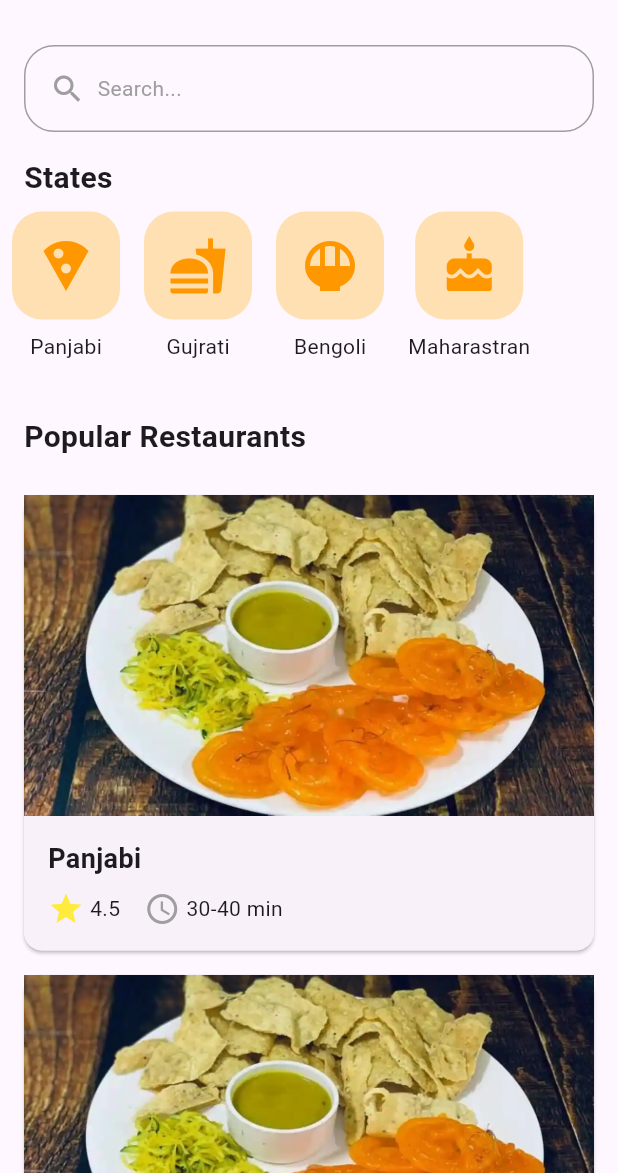
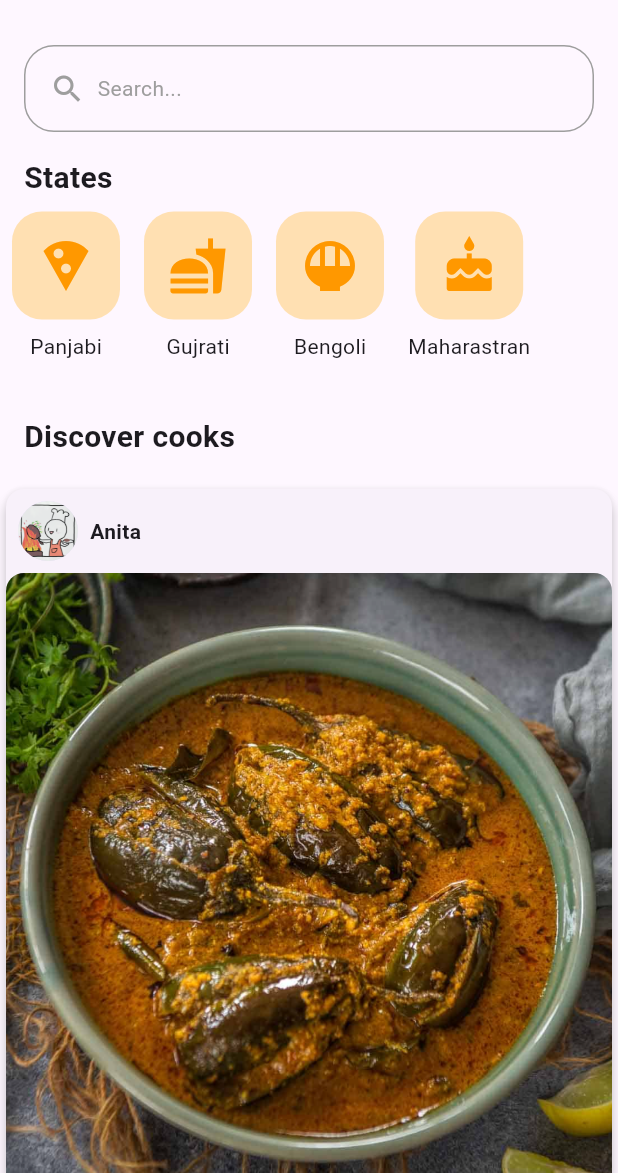
Before and after one commit to Campus-Dabba/campus_dabba_mobile, a Flutter app: the screen it shows after launch, on a phone screen of 412 x 824 dp, the part 63-1236 px from its top. Run offline on Flutter 3.47's test engine with Material 3 defaults, Android fonts, the phone set to English and light mode, and no system bars.

Commit message:
food card

```diff
--- a/lib/screen/home_screen.dart
+++ b/lib/screen/home_screen.dart
@@ -1,6 +1,7 @@
 import 'package:campus_dabba/screen/cart_screen.dart';
 import 'package:campus_dabba/screen/search_screen.dart';
 import 'package:campus_dabba/widgets/category_button.dart';
+import 'package:campus_dabba/widgets/food_card_widget.dart';
 import 'package:campus_dabba/widgets/restaurant_card.dart';
 import 'package:flutter/material.dart';
 
@@ -76,9 +77,17 @@ class HomeScreen extends StatelessWidget {
             Padding(
               padding: const EdgeInsets.all(16.0),
               child: Text(
-                'Popular Restaurants',
+                'Discover cooks',
                 style: TextStyle(fontSize: 20, fontWeight: FontWeight.bold),
               ),
+            ),
+            FoodCard(
+              cookName: "Anita",
+              cookImageUrl: "assets/cooks/cook_01.png",
+              foodImageUrl: "assets/bharli vangi.png",
+              foodName: "Bharli Vangi",
+              rating: 4.8,
+              estimatedTime: "20-25 min",
             ),
             RestaurantCard(
               name: 'Panjabi',
--- /dev/null
+++ b/lib/widgets/food_card_widget.dart
@@ -0,0 +1,91 @@
+import 'package:flutter/material.dart';
+
+class FoodCard extends StatelessWidget {
+  final String cookName;
+  final String cookImageUrl;
+  final String foodImageUrl;
+  final String foodName;
+  final double rating;
+  final String estimatedTime;
+
+  const FoodCard({
+    super.key,
+    required this.cookName,
+    required this.cookImageUrl,
+    required this.foodImageUrl,
+    required this.foodName,
+    required this.rating,
+    required this.estimatedTime,
+  });
+
+  @override
+  Widget build(BuildContext context) {
+    return Card(
+      elevation: 4,
+      shape: RoundedRectangleBorder(borderRadius: BorderRadius.circular(12)),
+      child: Column(
+        crossAxisAlignment: CrossAxisAlignment.start,
+        children: [
+          // Cook info
+          Padding(
+            padding: const EdgeInsets.all(8.0),
+            child: Row(
+              children: [
+                CircleAvatar(
+                  backgroundImage: AssetImage(cookImageUrl),
+                  radius: 20,
+                ),
+                SizedBox(width: 8),
+                Text(
+                  cookName,
+                  style: TextStyle(fontWeight: FontWeight.bold),
+                ),
+              ],
+            ),
+          ),
+          // Food image
+          ClipRRect(
+            borderRadius: BorderRadius.vertical(top: Radius.circular(12)),
+            child: Image(
+              image: AssetImage(foodImageUrl),
+              height: 400,
+              width: double.infinity,
+              fit: BoxFit.cover,
+            ),
+          ),
+          // Food name
+          Padding(
+            padding: const EdgeInsets.all(8.0),
+            child: Text(
+              foodName,
+              style: TextStyle(fontSize: 18, fontWeight: FontWeight.bold),
+            ),
+          ),
+          // Rating and estimated time
+          Padding(
+            padding: const EdgeInsets.symmetric(horizontal: 8.0, vertical: 4.0),
+            child: Row(
+              mainAxisAlignment: MainAxisAlignment.spaceBetween,
+              children: [
+                Row(
+                  children: [
+                    Icon(Icons.star, color: Colors.amber),
+                    SizedBox(width: 4),
+                    Text(rating.toStringAsFixed(1)),
+                  ],
+                ),
+                Row(
+                  children: [
+                    Icon(Icons.access_time, color: Colors.grey),
+                    SizedBox(width: 4),
+                    Text(estimatedTime),
+                  ],
+                ),
+              ],
+            ),
+          ),
+        ],
+      ),
+    );
+  }
+}
--- a/pubspec.yaml
+++ b/pubspec.yaml
@@ -60,6 +60,7 @@ flutter:
   # To add assets to your application, add an assets section, like this:
   assets:
     - assets/
+    - assets/cooks/
 
   # An image asset can refer to one or more resolution-specific "variants", see
   # https://flutter.dev/to/resolution-aware-images
```
Also changed, not shown: assets/cooks/cook_01.png (added), assets/cooks/cook_02.png (added).
